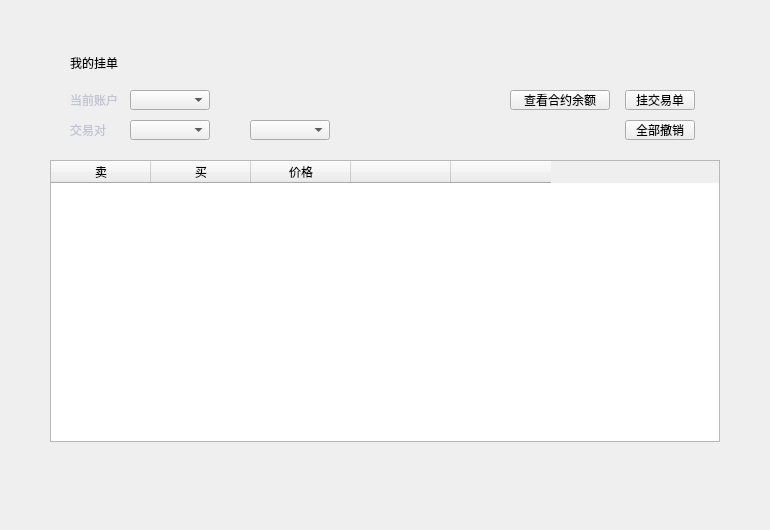
The window that LNKWallet/exchange/myexchangecontractpage.ui (HcashOrg/hx-indicator) describes before a commit, drawn with Qt 5.
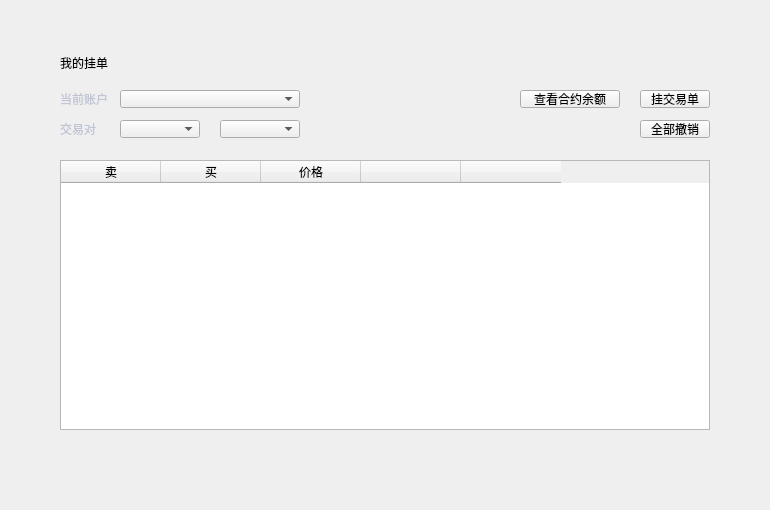
The same window after the commit. Icons and pictures are not drawn.

```diff
--- a/LNKWallet/exchange/myexchangecontractpage.ui
+++ b/LNKWallet/exchange/myexchangecontractpage.ui
@@ -7,7 +7,7 @@
     <x>0</x>
     <y>0</y>
     <width>770</width>
-    <height>530</height>
+    <height>510</height>
    </rect>
   </property>
   <property name="font">
@@ -21,10 +21,10 @@
   <widget class="QToolButton" name="sellBtn">
    <property name="geometry">
     <rect>
-     <x>625</x>
+     <x>640</x>
      <y>90</y>
      <width>70</width>
-     <height>20</height>
+     <height>18</height>
     </rect>
    </property>
    <property name="cursor">
@@ -40,10 +40,10 @@
   <widget class="QLabel" name="label">
    <property name="geometry">
     <rect>
-     <x>70</x>
+     <x>60</x>
      <y>90</y>
      <width>60</width>
-     <height>20</height>
+     <height>18</height>
     </rect>
    </property>
    <property name="font">
@@ -64,10 +64,10 @@
   <widget class="QComboBox" name="accountComboBox">
    <property name="geometry">
     <rect>
-     <x>130</x>
+     <x>120</x>
      <y>90</y>
-     <width>80</width>
-     <height>20</height>
+     <width>180</width>
+     <height>18</height>
     </rect>
    </property>
    <property name="font">
@@ -87,10 +87,10 @@
   <widget class="QToolButton" name="balanceBtn">
    <property name="geometry">
     <rect>
-     <x>510</x>
+     <x>520</x>
      <y>90</y>
      <width>100</width>
-     <height>20</height>
+     <height>18</height>
     </rect>
    </property>
    <property name="cursor">
@@ -103,7 +103,7 @@
   <widget class="QLabel" name="title_label">
    <property name="geometry">
     <rect>
-     <x>70</x>
+     <x>60</x>
      <y>50</y>
      <width>200</width>
      <height>26</height>
@@ -119,10 +119,10 @@
   <widget class="QComboBox" name="assetComboBox2">
    <property name="geometry">
     <rect>
-     <x>250</x>
+     <x>220</x>
      <y>120</y>
      <width>80</width>
-     <height>20</height>
+     <height>18</height>
     </rect>
    </property>
    <property name="font">
@@ -167,10 +167,10 @@
   <widget class="QTableWidget" name="ordersTableWidget">
    <property name="geometry">
     <rect>
-     <x>50</x>
+     <x>60</x>
      <y>160</y>
-     <width>670</width>
-     <height>282</height>
+     <width>650</width>
+     <height>270</height>
     </rect>
    </property>
    <column>
@@ -226,10 +226,10 @@
   <widget class="QToolButton" name="withdrawAllBtn">
    <property name="geometry">
     <rect>
-     <x>625</x>
+     <x>640</x>
      <y>120</y>
      <width>70</width>
-     <height>20</height>
+     <height>18</height>
     </rect>
    </property>
    <property name="cursor">
@@ -245,10 +245,10 @@
   <widget class="QComboBox" name="assetComboBox">
    <property name="geometry">
     <rect>
-     <x>130</x>
+     <x>120</x>
      <y>120</y>
      <width>80</width>
-     <height>20</height>
+     <height>18</height>
     </rect>
    </property>
    <property name="font">
@@ -268,10 +268,10 @@
   <widget class="QLabel" name="label_4">
    <property name="geometry">
     <rect>
-     <x>70</x>
+     <x>60</x>
      <y>120</y>
      <width>60</width>
-     <height>20</height>
+     <height>18</height>
     </rect>
    </property>
    <property name="font">
@@ -293,7 +293,7 @@
    <property name="geometry">
     <rect>
      <x>0</x>
-     <y>480</y>
+     <y>470</y>
      <width>770</width>
      <height>41</height>
     </rect>
```
Left out of the diff: 25 changed lines with no effect on the pictures.
